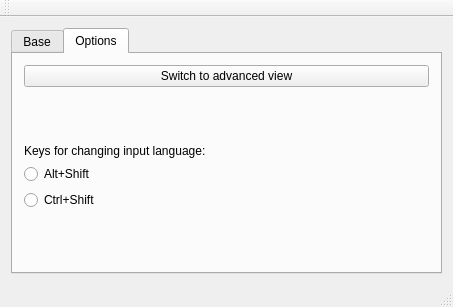
trueos/pcbsd, file src-qt4/pc-syskeyboard/mainwindow.ui: the form before one commit.
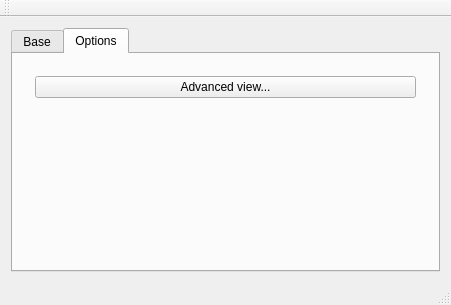
The form after the commit. The open tabs and pages were chosen to show the change. Custom widgets are drawn as their Qt base class.

Commit message: Keyboard settings: simple keyboard options widget is done

```diff
--- a/src-qt4/pc-syskeyboard/mainwindow.ui
+++ b/src-qt4/pc-syskeyboard/mainwindow.ui
@@ -6,8 +6,8 @@
    <rect>
     <x>0</x>
     <y>0</y>
-    <width>453</width>
-    <height>307</height>
+    <width>451</width>
+    <height>305</height>
    </rect>
   </property>
   <property name="windowTitle">
@@ -85,58 +85,39 @@
        </attribute>
        <layout class="QVBoxLayout" name="verticalLayout_4">
         <item>
+         <widget class="QStackedWidget" name="optionsStack">
+          <property name="currentIndex">
+           <number>0</number>
+          </property>
+          <widget class="QWidget" name="page">
+           <layout class="QVBoxLayout" name="verticalLayout_5">
+            <item>
          <widget class="QPushButton" name="pushButton">
           <property name="text">
-           <string>Switch to advanced view</string>
+               <string>Advanced view...</string>
           </property>
          </widget>
         </item>
         <item>
-         <spacer name="verticalSpacer">
-          <property name="orientation">
-           <enum>Qt::Vertical</enum>
-          </property>
-          <property name="sizeHint" stdset="0">
-           <size>
-            <width>20</width>
-            <height>51</height>
-           </size>
-          </property>
-         </spacer>
-        </item>
-        <item>
-         <widget class="QLabel" name="label_2">
-          <property name="text">
-           <string>Keys for changing input language:</string>
-          </property>
-         </widget>
-        </item>
+             <widget class="KbSimpleOptionsWidget" name="widget" native="true"/>
+            </item>
+           </layout>
+          </widget>
+          <widget class="QWidget" name="page_2">
+           <layout class="QVBoxLayout" name="verticalLayout_6">
         <item>
-         <widget class="QRadioButton" name="radioButton">
+             <widget class="QPushButton" name="pushButton_2">
           <property name="text">
-           <string>Alt+Shift</string>
+               <string>Simple view</string>
           </property>
          </widget>
         </item>
         <item>
-         <widget class="QRadioButton" name="radioButton_2">
-          <property name="text">
-           <string>Ctrl+Shift</string>
-          </property>
-         </widget>
-        </item>
-        <item>
-         <spacer name="verticalSpacer_2">
-          <property name="orientation">
-           <enum>Qt::Vertical</enum>
-          </property>
-          <property name="sizeHint" stdset="0">
-           <size>
-            <width>20</width>
-            <height>50</height>
-           </size>
-          </property>
-         </spacer>
+             <widget class="QWidget" name="widget_2" native="true"/>
+            </item>
+           </layout>
+          </widget>
+         </widget>
         </item>
        </layout>
       </widget>
@@ -172,6 +153,12 @@
    <header location="global">widgets/kblayoutsetupwidget.h</header>
    <container>1</container>
   </customwidget>
+  <customwidget>
+   <class>KbSimpleOptionsWidget</class>
+   <extends>QWidget</extends>
+   <header location="global">widgets/kbsimpleoptionswidget.h</header>
+   <container>1</container>
+  </customwidget>
  </customwidgets>
  <resources/>
  <connections/>
```
Left out of the diff: 4 changed lines with no effect on the pictures. Lines whose indentation alone changed are shown as unchanged. The commit also changes 4 other files.
